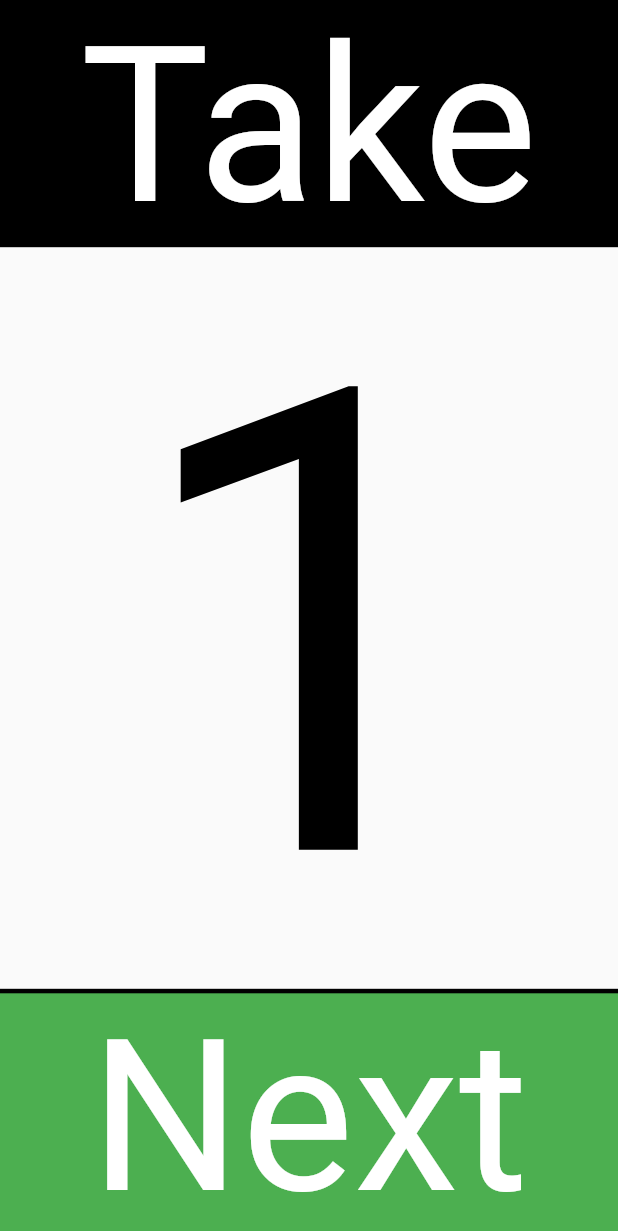
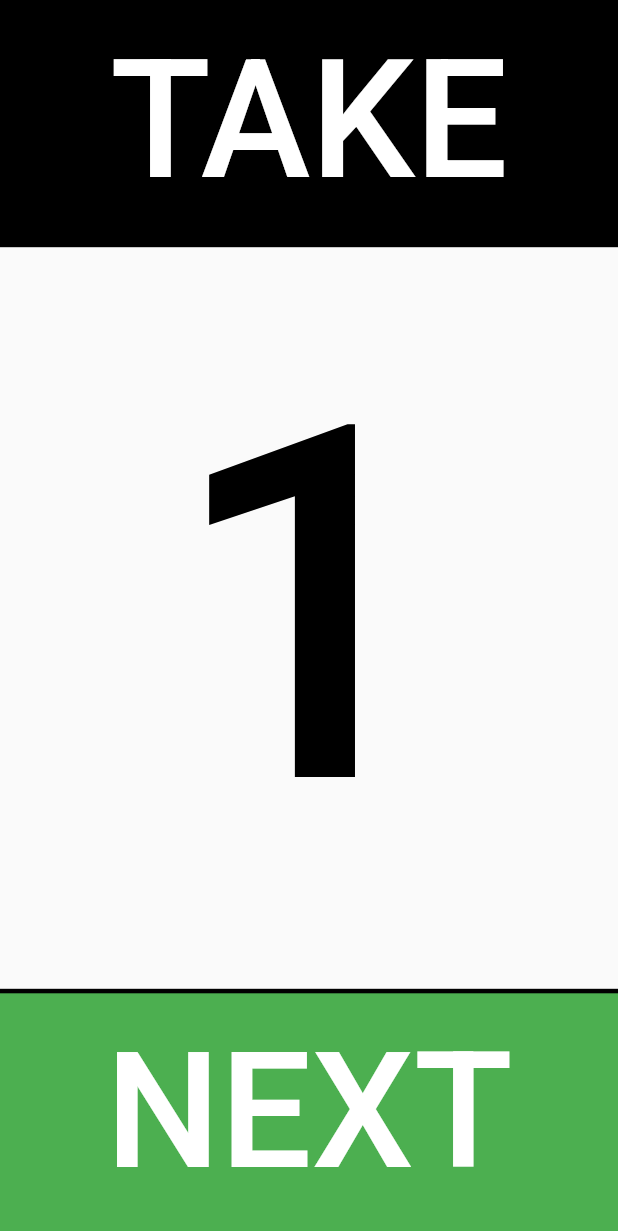
Before and after one commit to DanPurdy/takecounter-flutter, a Flutter app: the screen it shows after launch, on a phone screen of 412 x 824 dp. Shown: the top 1231 px of the screen. Run offline on Flutter 3.47's test engine with Material 2 defaults, Android fonts, the phone set to English and light mode, and no system bars.

Commit message:
Add heebo font

```diff
--- a/lib/main.dart
+++ b/lib/main.dart
@@ -17,7 +17,7 @@ class MyApp extends StatelessWidget {
   Widget build(BuildContext context) {
     return MaterialApp(
       title: 'Takecounter',
-      theme: ThemeData(
+      theme: ThemeData(fontFamily: 'Heebo'
           // This is the theme of your application.
           //
           // Try running your application with "flutter run". You'll see the
@@ -165,7 +165,7 @@ class _MyHomePageState extends State<MyHomePage> {
                         alignment: Alignment.center,
                         fit: BoxFit.contain,
                         child: Center(
-                            child: Text('Pass',
+                            child: Text('PASS',
                                 style: TextStyle(color: Colors.white))),
                       ),
                     ),
@@ -190,7 +190,7 @@ class _MyHomePageState extends State<MyHomePage> {
                     alignment: Alignment.center,
                     fit: BoxFit.contain,
                     child: Center(
-                        child: Text('Take',
+                        child: Text('TAKE',
                             style: TextStyle(color: Colors.white))),
                   ),
                 ),
@@ -212,7 +212,7 @@ class _MyHomePageState extends State<MyHomePage> {
           alignment: Alignment.center,
           fit: BoxFit.contain,
           child: Center(
-              child: Text(_isCurrent ? 'Current' : 'Next',
+              child: Text(_isCurrent ? 'CURRENT' : 'NEXT',
                   style: TextStyle(color: Colors.white))),
         ),
       ),
```
Also changed, not shown: pubspec.yaml (+4 -4 lines), assets/fonts/Heebo-Medium.ttf (added).
